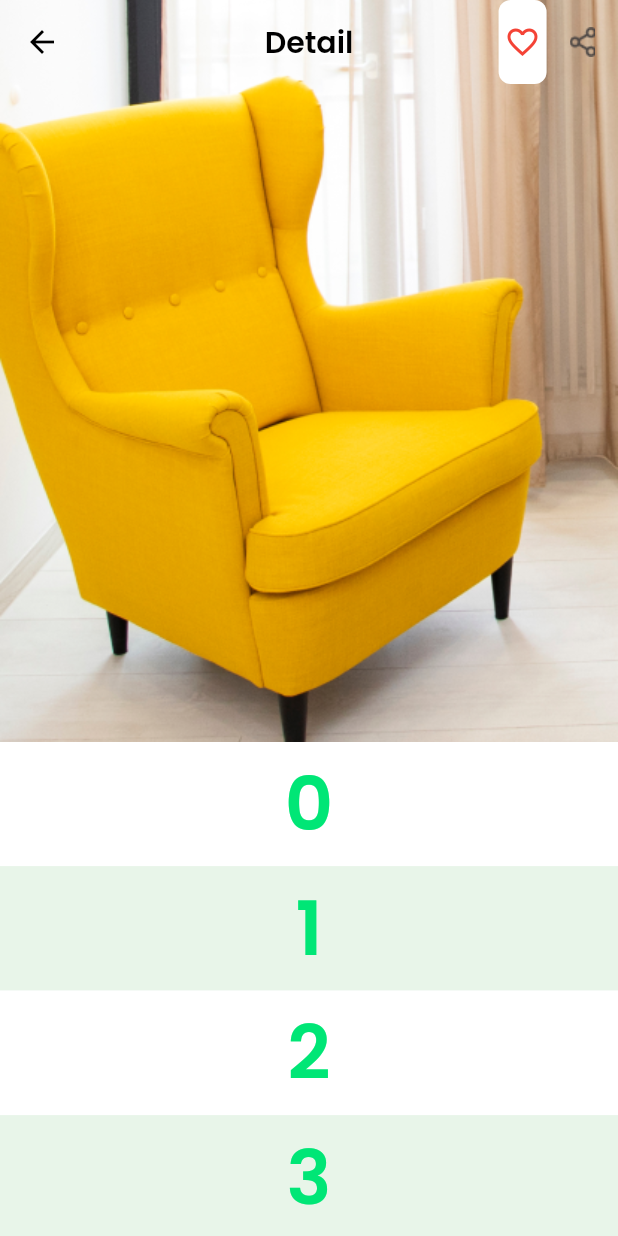
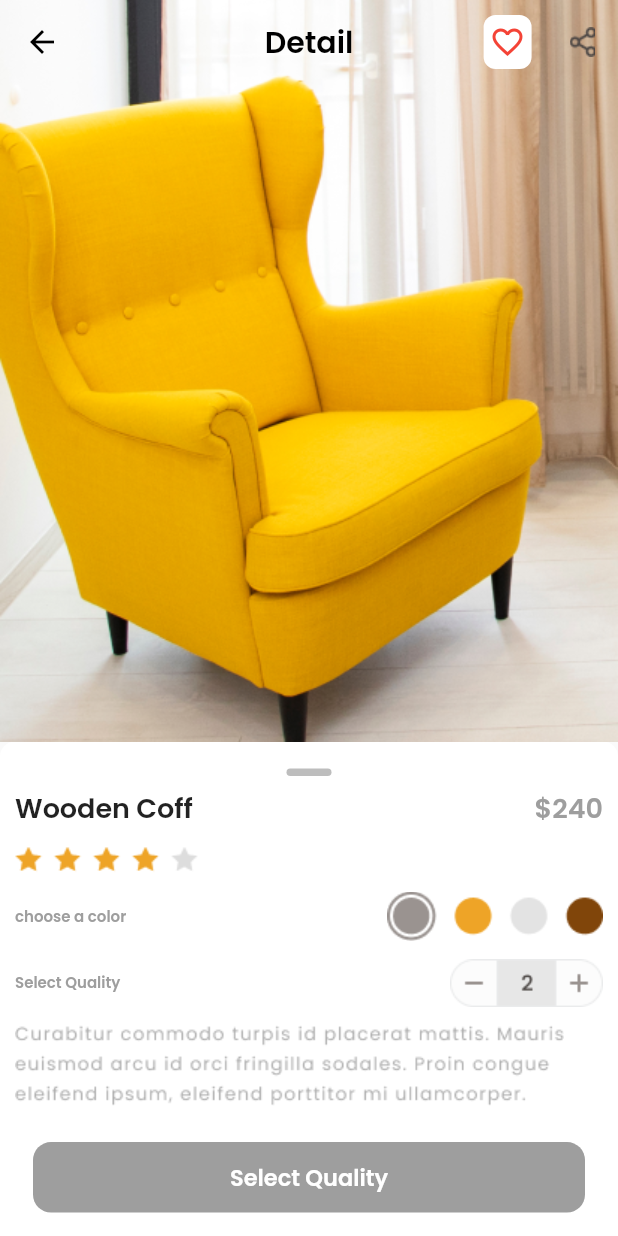
Before and after one commit to alvinwatner/furniture_shop, a Flutter app: the DetailProductPage screen opened by its route, on a phone screen of 412 x 824 dp. Run offline on Flutter 3.47's test engine with Material 2 defaults, Android fonts, the phone set to English and light mode, and no system bars.

Commit message:
Adding detail product description

```diff
--- a/lib/pages/detail_product_page.dart
+++ b/lib/pages/detail_product_page.dart
@@ -9,13 +9,17 @@ class DetailProductPage extends StatelessWidget {
   @override
   Widget build(BuildContext context) {
     return Scaffold(
-      body: SafeArea(child: CustomScrollView(
+      body: SafeArea(
+          child: CustomScrollView(
         slivers: <Widget>[
           SliverAppBar(
             snap: false,
             pinned: false,
             floating: false,
-            title: Text("Detail", style: TextStyle(color: Colors.black),),
+            title: const Text(
+              "Detail",
+              style: TextStyle(color: Colors.black),
+            ),
             centerTitle: true,
             flexibleSpace: FlexibleSpaceBar(
                 background: Image.asset(
@@ -25,17 +29,22 @@ class DetailProductPage extends StatelessWidget {
                 ), //FlexibleSpaceBar
             expandedHeight: MediaQuery.of(context).size.height * 0.6,
             leading: IconButton(
-              icon: const Icon(Icons.arrow_back, color: Colors.black,),
+              icon: const Icon(
+                Icons.arrow_back,
+                color: Colors.black,
+              ),
               tooltip: 'Menu',
               onPressed: () {},
             ), //IconButton
             actions: <Widget>[
               Container(
+                margin: const EdgeInsets.all(10.0),
                 decoration: const BoxDecoration(
                   borderRadius: BorderRadius.all(
                     Radius.circular(8.0),
                   ),
-                        color: Colors.white),
+                  color: Colors.white,
+                ),
                 padding: const EdgeInsets.all(4.0),
                 child: const Icon(
                   Icons.favorite_border_outlined,
@@ -43,26 +52,118 @@ class DetailProductPage extends StatelessWidget {
                 ),
               ), //IconButton
               Image.asset('assets/icons/share.png'),
-            ], //<Widget>[]
-          ), //SliverAppBar
-          SliverList(
-            delegate: SliverChildBuilderDelegate(
-              (context, index) => ListTile(
-                tileColor: (index % 2 == 0) ? Colors.white : Colors.green[50],
-                title: Center(
-                  child: Text('$index',
+            ],
+          ),
+          SliverToBoxAdapter(
+            child: Container(
+              padding: const EdgeInsets.all(10.0),
+              decoration: const BoxDecoration(
+                  color: Colors.white,
+                  borderRadius:
+                      BorderRadius.vertical(top: Radius.circular(10.0))),
+              child: Column(
+                crossAxisAlignment: CrossAxisAlignment.start,
+                children: [
+                  Center(
+                    child: Container(
+                      margin: const EdgeInsets.all(8.0),
+                      decoration: BoxDecoration(
+                        color: Colors.grey.shade400,
+                        borderRadius: const BorderRadius.all(
+                          Radius.circular(8.0),
+                        ),
+                      ),
+                      width: 30,
+                      height: 5,
+                    ),
+                  ),
+                  Row(
+                    mainAxisAlignment: MainAxisAlignment.spaceBetween,
+                    children: const [
+                      Text(
+                        "Wooden Coff",
                         style: TextStyle(
-                          fontWeight: FontWeight.normal,
-                          fontSize: 50,
-                          color: Colors.greenAccent[400]) //TextStyle
-                      ), //Text
-                ), //Center
-              ), //ListTile
-              childCount: 51,
-            ), //SliverChildBuildDelegate
-          ) //SliverList
-        ], //<Widget>[]
-      ) ),
+                          fontSize: 18,
+                        ),
+                      ),
+                      Text(
+                        "\$240",
+                        style: TextStyle(
+                          color: Colors.grey,
+                          fontSize: 18,
+                        ),
+                      )
+                    ],
+                  ),
+                  const Padding(
+                    padding: EdgeInsets.symmetric(vertical: 6.0),
+                  ),
+                  Image.asset('assets/images/score.png'),
+                  const Padding(
+                    padding: EdgeInsets.symmetric(vertical: 6.0),
+                  ),
+                  Row(
+                    mainAxisAlignment: MainAxisAlignment.spaceBetween,
+                    children: [
+                      const Text(
+                        "choose a color",
+                        style: TextStyle(
+                          color: Colors.grey,
+                          fontSize: 10,
+                        ),
+                      ),
+                      Image.asset('assets/images/color_pallete.png'),
+                    ],
+                  ),
+                  const Padding(
+                    padding: EdgeInsets.symmetric(vertical: 6.0),
+                  ),
+                  Row(
+                    mainAxisAlignment: MainAxisAlignment.spaceBetween,
+                    children: [
+                      const Text(
+                        "Select Quality",
+                        style: TextStyle(
+                          color: Colors.grey,
+                          fontSize: 10,
+                        ),
+                      ),
+                      Image.asset('assets/images/qty.png'),
+                    ],
+                  ),
+                  const Padding(
+                    padding: EdgeInsets.symmetric(vertical: 6.0),
+                  ),
+                  Image.asset('assets/images/desc.png'),
+                  const Padding(
+                    padding: EdgeInsets.symmetric(vertical: 6.0),
+                  ),
+                  Container(
+                     padding: const EdgeInsets.all(12.0),
+                     margin: const EdgeInsets.all(12.0),
+                     width: double.infinity,
+                    decoration: const BoxDecoration(
+                      borderRadius: BorderRadius.all(
+                        Radius.circular(12.0),
+                      ),
+                      color: Colors.grey,
+                    ),
+                    child: const  Center(
+                      child:  Text(
+                        "Select Quality",
+                        style: TextStyle(
+                          color: Colors.white,
+                          fontSize: 15,
+                        ),
+                      ),
+                    ),
+                  )
+                ],
+              ),
+            ),
+          ),
+        ],
+      )),
     );
   }
 }
```
Also changed, not shown: assets/images/color_pallete.png (added), assets/images/desc.png (added), assets/images/qty.png (added), assets/images/score.png (added). Lines whose indentation alone changed are shown as unchanged.
